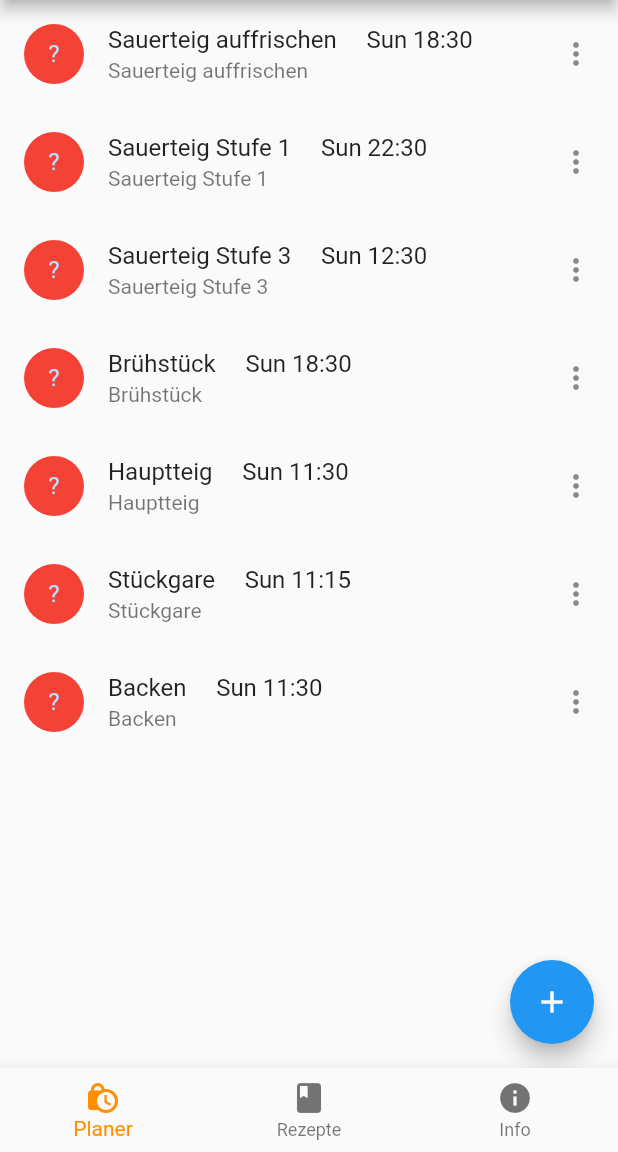
After one commit to joel113/flutter-back-o-mat, a Flutter app: the screen it shows after launch, on a phone screen of 412 x 824 dp, the part 84-1236 px from its top. The commit adds this screen. Run offline on Flutter 3.47's test engine with Material 2 defaults, Android fonts, the phone set to English and light mode, and no system bars.

Commit message:
Adds BottomNavigationBar to the application to be able to navigate to different sections of the app

```diff
--- a/lib/main.dart
+++ b/lib/main.dart
@@ -1,105 +1,18 @@
 import 'package:flutter/material.dart';
-import 'package:intl/intl.dart';
+import 'navigation.dart';
 
-void main() {
-  runApp(Backomat(worklistitems: [
-    WorkListItem(
-        name: 'Sauerteig auffrischen',
-        description: 'Sauerteig auffrischen',
-        minDuration: const Duration(hours: 8),
-        maxDuration: const Duration(hours: 10)),
-    WorkListItem(
-        name: 'Sauerteig Stufe 1',
-        description: 'Sauerteig Stufe 1',
-        minDuration: const Duration(hours: 12),
-        maxDuration: const Duration(hours: 16)),
-    WorkListItem(
-        name: 'Sauerteig Stufe 3',
-        description: 'Sauerteig Stufe 3',
-        minDuration: const Duration(hours: 2),
-        maxDuration: const Duration(hours: 2)),
-    WorkListItem(
-        name: 'Brühstück',
-        description: 'Brühstück',
-        minDuration: const Duration(hours: 8),
-        maxDuration: const Duration(hours: 16)),
-    WorkListItem(
-        name: 'Hauptteig',
-        description: 'Hauptteig',
-        minDuration: const Duration(hours: 1),
-        maxDuration: const Duration(hours: 1)),
-    WorkListItem(
-        name: 'Stückgare',
-        description: 'Stückgare',
-        minDuration: const Duration(minutes: 45),
-        maxDuration: const Duration(minutes: 45)),
-    WorkListItem(
-        name: 'Backen',
-        description: 'Backen',
-        minDuration: const Duration(hours: 1),
-        maxDuration: const Duration(hours: 1))
-  ]));
-}
+void main() => runApp(const Backomat());
 
-class Backomat extends StatefulWidget {
-  const Backomat({required this.worklistitems, super.key});
+class Backomat extends StatelessWidget {
+  const Backomat({Key? key}) : super(key: key);
 
-  final List<WorkListItem> worklistitems;
-
-  @override
-  State<Backomat> createState() => _WorkListState();
-}
-
-class _WorkListState extends State<Backomat> {
-  final _workList = <WorkListItem>{};
-
-  void _addWorkListItem() {}
+  static const String _title = 'Backomat';
 
   @override
   Widget build(BuildContext context) {
-    return MaterialApp(
-      title: 'Backomat',
-      home: Scaffold(
-        appBar: AppBar(
-          title: const Text('Backomat'),
-        ),
-        body: ListView(children: widget.worklistitems.toList()),
-        floatingActionButton: FloatingActionButton(
-          onPressed: _addWorkListItem,
-          tooltip: 'Increment',
-          child: const Icon(Icons.add),
-        ), // This trailing comma makes auto-formatting nicer for build methods.
-      ),
+    return const MaterialApp(
+      title: _title,
+      home: BackomatNavigation(),
     );
   }
 }
-
-class WorkListItem extends StatelessWidget {
-  WorkListItem(
-      {required this.name,
-      required this.description,
-      required this.minDuration,
-      required this.maxDuration,
-      this.predecessor})
-      : super(key: ObjectKey(name));
-
-  final String name;
-  final String? description;
-  final Duration minDuration;
-  final Duration maxDuration;
-  final WorkListItem? predecessor;
-
-  @override
-  Widget build(BuildContext context) {
-    return ListTile(
-      leading: const CircleAvatar(
-        backgroundColor: Colors.red,
-        child: Text("?"),
-      ),
-      title: Text(
-          "$name     ${DateFormat('E HH:mm').format(DateTime.now().add(minDuration))}"),
-      subtitle: Text(description!),
-      trailing: const Icon(Icons.more_vert),
-    );
-  }
-}
--- /dev/null
+++ b/lib/navigation.dart
@@ -0,0 +1,63 @@
+import 'package:flutter/material.dart';
+import 'package:flutter_back_o_mat/planner/planner.dart';
+
+class BackomatNavigation extends StatefulWidget {
+  const BackomatNavigation({super.key});
+
+  @override
+  State<BackomatNavigation> createState() => _BackomatNavigationState();
+}
+
+class _BackomatNavigationState extends State<BackomatNavigation> {
+  int _selectedIndex = 0;
+  static const TextStyle optionStyle =
+  TextStyle(fontSize: 30, fontWeight: FontWeight.bold);
+  static const List<Widget> _widgetOptions = <Widget>[
+    BackomatPlanner(),
+    Text(
+      'Index 1: Business',
+      style: optionStyle,
+    ),
+    Text(
+      'Index 2: School',
+      style: optionStyle,
+    ),
+  ];
+
+  void _onItemTapped(int index) {
+    setState(() {
+      _selectedIndex = index;
+    });
+  }
+
+  @override
+  Widget build(BuildContext context) {
+    return Scaffold(
+      appBar: AppBar(
+        title: const Text('Backomat'),
+      ),
+      body: Center(
+        child: _widgetOptions.elementAt(_selectedIndex),
+      ),
+      bottomNavigationBar: BottomNavigationBar(
+        items: const <BottomNavigationBarItem>[
+          BottomNavigationBarItem(
+            icon: Icon(Icons.lock_clock),
+            label: 'Planer',
+          ),
+          BottomNavigationBarItem(
+            icon: Icon(Icons.book),
+            label: 'Rezepte',
+          ),
+          BottomNavigationBarItem(
+            icon: Icon(Icons.info),
+            label: 'Info',
+          ),
+        ],
+        currentIndex: _selectedIndex,
+        selectedItemColor: Colors.amber[800],
+        onTap: _onItemTapped,
+      ),
+    );
+  }
+}
--- /dev/null
+++ b/lib/planner/item.dart
@@ -0,0 +1,32 @@
+import 'package:flutter/material.dart';
+import 'package:intl/intl.dart';
+
+class Item extends StatelessWidget {
+  Item(
+      {required this.name,
+      required this.description,
+      required this.minDuration,
+      required this.maxDuration,
+      this.predecessor})
+      : super(key: ObjectKey(name));
+
+  final String name;
+  final String? description;
+  final Duration minDuration;
+  final Duration maxDuration;
+  final Item? predecessor;
+
+  @override
+  Widget build(BuildContext context) {
+    return ListTile(
+      leading: const CircleAvatar(
+        backgroundColor: Colors.red,
+        child: Text("?"),
+      ),
+      title: Text(
+          "$name     ${DateFormat('E HH:mm').format(DateTime.now().add(minDuration))}"),
+      subtitle: Text(description!),
+      trailing: const Icon(Icons.more_vert),
+    );
+  }
+}
--- /dev/null
+++ b/lib/planner/planner.dart
@@ -0,0 +1,62 @@
+import 'package:flutter/material.dart';
+import 'item.dart';
+
+class BackomatPlanner extends StatefulWidget {
+  const BackomatPlanner({Key? key}) : super(key: key);
+
+  @override
+  State<BackomatPlanner> createState() => _BackomatPlannerState();
+}
+
+class _BackomatPlannerState extends State<BackomatPlanner> {
+  final _workList = <Item>[
+    Item(
+        name: 'Sauerteig auffrischen',
+        description: 'Sauerteig auffrischen',
+        minDuration: const Duration(hours: 8),
+        maxDuration: const Duration(hours: 10)),
+    Item(
+        name: 'Sauerteig Stufe 1',
+        description: 'Sauerteig Stufe 1',
+        minDuration: const Duration(hours: 12),
+        maxDuration: const Duration(hours: 16)),
+    Item(
+        name: 'Sauerteig Stufe 3',
+        description: 'Sauerteig Stufe 3',
+        minDuration: const Duration(hours: 2),
+        maxDuration: const Duration(hours: 2)),
+    Item(
+        name: 'Brühstück',
+        description: 'Brühstück',
+        minDuration: const Duration(hours: 8),
+        maxDuration: const Duration(hours: 16)),
+    Item(
+        name: 'Hauptteig',
+        description: 'Hauptteig',
+        minDuration: const Duration(hours: 1),
+        maxDuration: const Duration(hours: 1)),
+    Item(
+        name: 'Stückgare',
+        description: 'Stückgare',
+        minDuration: const Duration(minutes: 45),
+        maxDuration: const Duration(minutes: 45)),
+    Item(
+        name: 'Backen',
+        description: 'Backen',
+        minDuration: const Duration(hours: 1),
+        maxDuration: const Duration(hours: 1))
+  ];
+
+  void _addItem() {}
+
+  @override
+  Widget build(BuildContext context) {
+    return Scaffold(
+        floatingActionButton: FloatingActionButton(
+          onPressed: _addItem,
+          tooltip: 'Increment',
+          child: const Icon(Icons.add),
+        ), // This trailing comma makes auto-formatting nicer for build methods.
+        body: ListView(children: _workList.toList()));
+  }
+}
```
Also changed, not shown: 1 other file.
